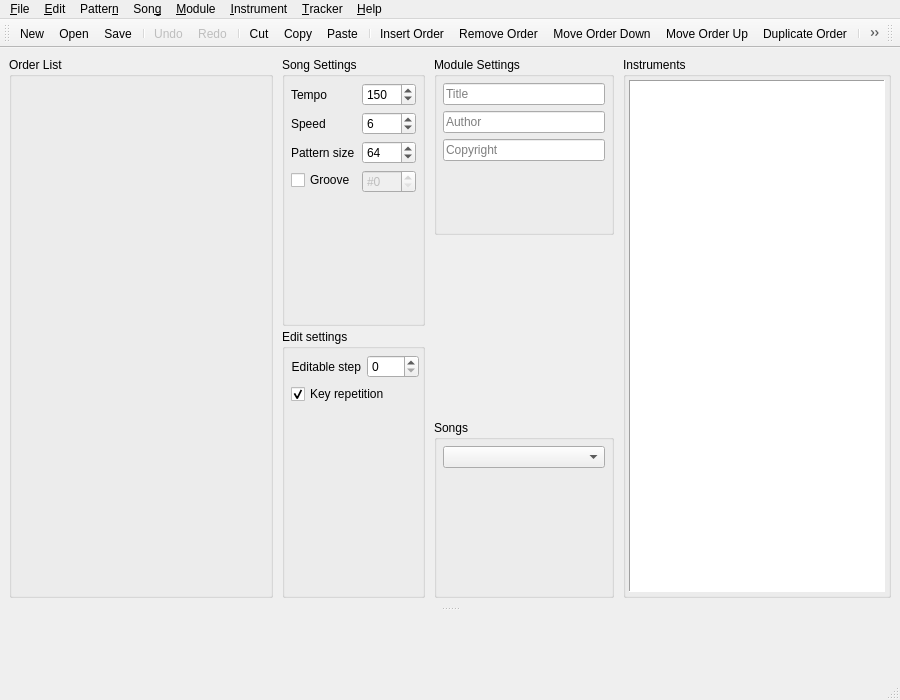
This is BambooTracker/gui/mainwindow.ui in BambooTracker/BambooTracker as Qt 5 draws it before an edit. The edited form follows.
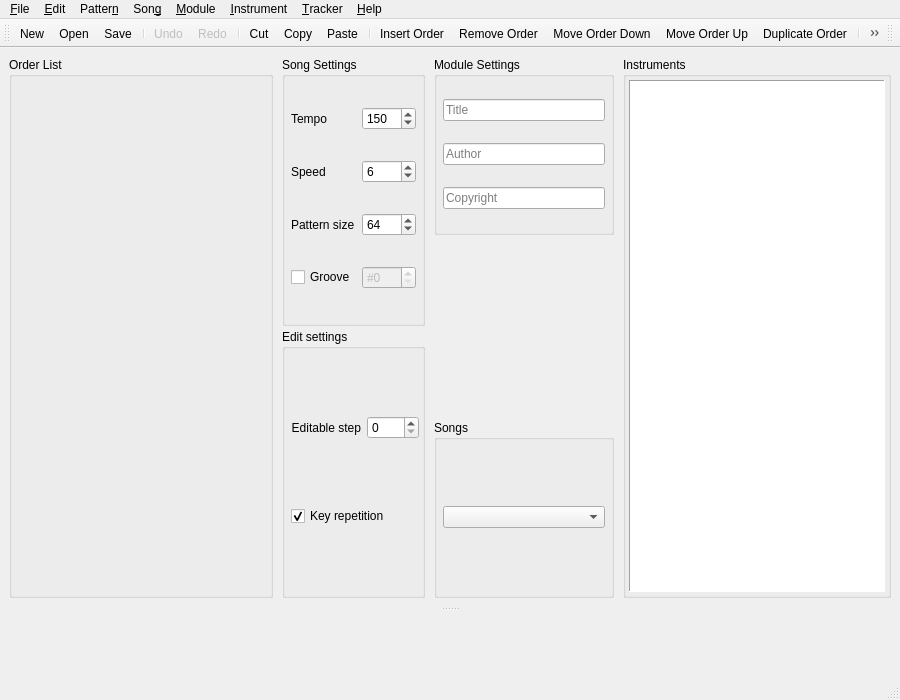
This is the edited form. Icons and pictures are not drawn. Custom widgets are drawn as their Qt base class.

Commit message: Change several layout of main window

Diff of the .ui file:
```diff
--- a/BambooTracker/gui/mainwindow.ui
+++ b/BambooTracker/gui/mainwindow.ui
@@ -41,7 +41,7 @@
       <property name="childrenCollapsible">
        <bool>false</bool>
       </property>
-      <widget class="QWidget" name="">
+      <widget class="QWidget" name="layoutWidget">
        <layout class="QHBoxLayout" name="horizontalLayout" stretch="0,0,0,0">
         <property name="spacing">
          <number>9</number>
@@ -120,13 +120,7 @@
             <property name="title">
              <string>Song Settings</string>
             </property>
-            <layout class="QFormLayout" name="formLayout">
-             <property name="horizontalSpacing">
-              <number>6</number>
-             </property>
-             <property name="verticalSpacing">
-              <number>6</number>
-             </property>
+            <layout class="QGridLayout" name="gridLayout_2">
              <property name="leftMargin">
               <number>6</number>
              </property>
@@ -139,6 +133,9 @@
              <property name="bottomMargin">
               <number>6</number>
              </property>
+             <property name="spacing">
+              <number>6</number>
+             </property>
              <item row="0" column="0">
               <widget class="QLabel" name="tempoLabel">
                <property name="sizePolicy">
@@ -278,13 +275,7 @@
             <property name="title">
              <string>Edit settings</string>
             </property>
-            <layout class="QFormLayout" name="formLayout_2">
-             <property name="horizontalSpacing">
-              <number>6</number>
-             </property>
-             <property name="verticalSpacing">
-              <number>6</number>
-             </property>
+            <layout class="QGridLayout" name="gridLayout">
              <property name="leftMargin">
               <number>6</number>
              </property>
@@ -297,6 +288,9 @@
              <property name="bottomMargin">
               <number>6</number>
              </property>
+             <property name="spacing">
+              <number>6</number>
+             </property>
              <item row="0" column="0">
               <widget class="QLabel" name="editableStepLabel">
                <property name="sizePolicy">
@@ -372,7 +366,7 @@
             <property name="title">
              <string>Module Settings</string>
             </property>
-            <layout class="QFormLayout" name="formLayout_3">
+            <layout class="QVBoxLayout" name="verticalLayout_5">
              <property name="leftMargin">
               <number>6</number>
              </property>
@@ -385,33 +379,7 @@
              <property name="bottomMargin">
               <number>6</number>
              </property>
-             <item row="2" column="0" colspan="2">
-              <widget class="QLineEdit" name="copyrightLineEdit">
-               <property name="sizePolicy">
-                <sizepolicy hsizetype="Minimum" vsizetype="Fixed">
-                 <horstretch>0</horstretch>
-                 <verstretch>0</verstretch>
-                </sizepolicy>
-               </property>
-               <property name="placeholderText">
-                <string>Copyright</string>
-               </property>
-              </widget>
-             </item>
-             <item row="1" column="0" colspan="2">
-              <widget class="QLineEdit" name="authorLineEdit">
-               <property name="sizePolicy">
-                <sizepolicy hsizetype="Minimum" vsizetype="Fixed">
-                 <horstretch>0</horstretch>
-                 <verstretch>0</verstretch>
-                </sizepolicy>
-               </property>
-               <property name="placeholderText">
-                <string>Author</string>
-               </property>
-              </widget>
-             </item>
-             <item row="0" column="0" colspan="2">
+             <item>
               <widget class="QLineEdit" name="modTitleLineEdit">
                <property name="sizePolicy">
                 <sizepolicy hsizetype="Minimum" vsizetype="Fixed">
@@ -424,6 +392,32 @@
                </property>
               </widget>
              </item>
+             <item>
+              <widget class="QLineEdit" name="authorLineEdit">
+               <property name="sizePolicy">
+                <sizepolicy hsizetype="Minimum" vsizetype="Fixed">
+                 <horstretch>0</horstretch>
+                 <verstretch>0</verstretch>
+                </sizepolicy>
+               </property>
+               <property name="placeholderText">
+                <string>Author</string>
+               </property>
+              </widget>
+             </item>
+             <item>
+              <widget class="QLineEdit" name="copyrightLineEdit">
+               <property name="sizePolicy">
+                <sizepolicy hsizetype="Minimum" vsizetype="Fixed">
+                 <horstretch>0</horstretch>
+                 <verstretch>0</verstretch>
+                </sizepolicy>
+               </property>
+               <property name="placeholderText">
+                <string>Copyright</string>
+               </property>
+              </widget>
+             </item>
             </layout>
            </widget>
           </item>
@@ -448,7 +442,7 @@
             <property name="title">
              <string>Songs</string>
             </property>
-            <layout class="QFormLayout" name="formLayout_4">
+            <layout class="QVBoxLayout" name="verticalLayout_2">
              <property name="leftMargin">
               <number>6</number>
              </property>
@@ -461,7 +455,7 @@
              <property name="bottomMargin">
               <number>6</number>
              </property>
-             <item row="0" column="0" colspan="2">
+             <item>
               <widget class="QComboBox" name="songComboBox">
                <property name="sizePolicy">
                 <sizepolicy hsizetype="Minimum" vsizetype="Fixed">
```
Left out of the diff: 4 changed lines with no effect on the pictures. The commit also changes 1 other file.
